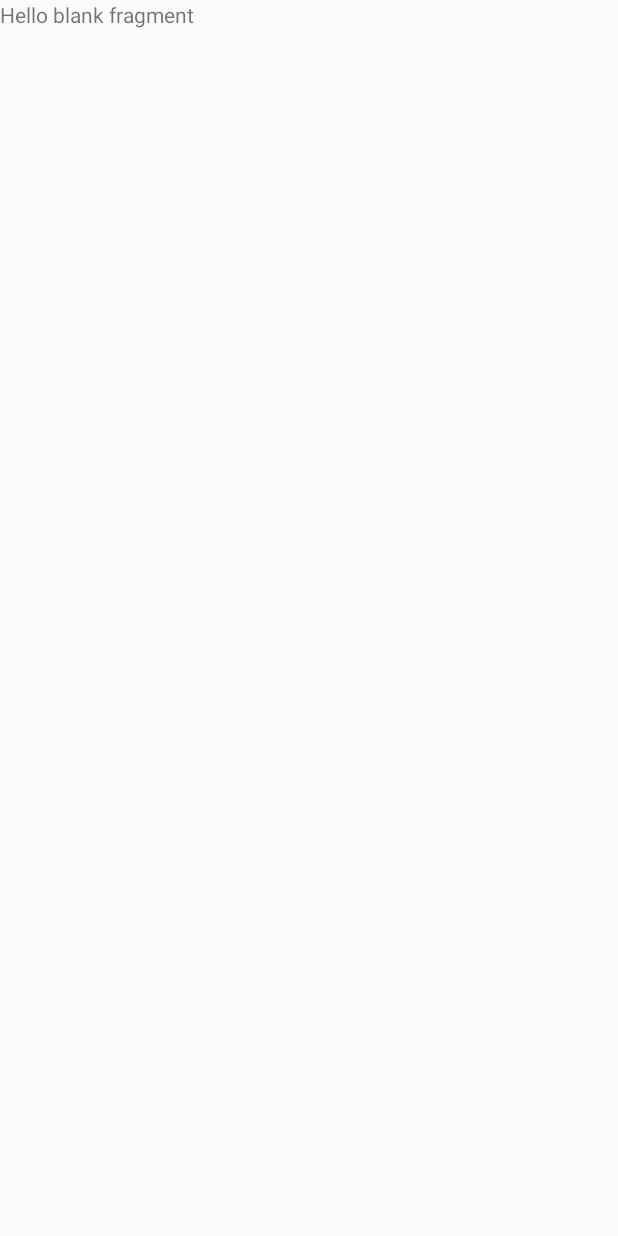
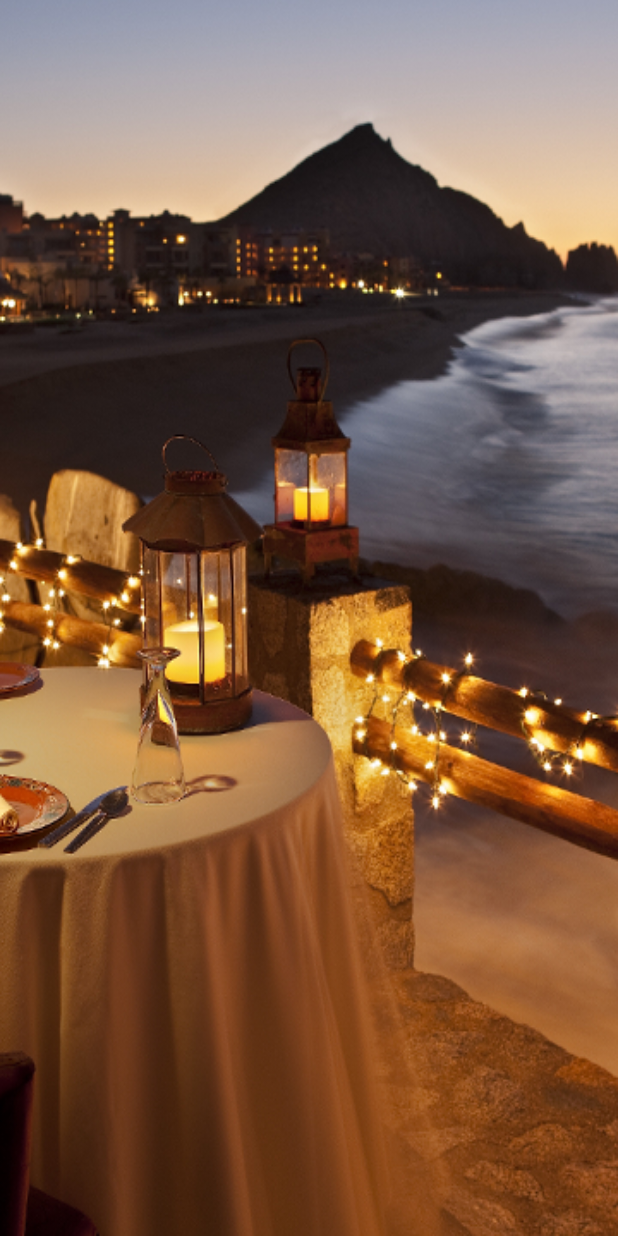
Before and after one commit to FLF69740/Projet-6-OC, an Android app: the screen it shows after launch (MainActivity), on a phone screen of 412 x 824 dp. Before the commit the screen is almost empty. Run offline under Robolectric (Android 15) with nearby library versions, the phone set to English and light mode, and no system bars; libraries missing offline, so code that uses them is left out: com.firebase.ui; 2 statements that could not run were skipped.

```diff
--- a/app/build.gradle
+++ b/app/build.gradle
@@ -26,4 +26,10 @@ dependencies {
     testImplementation 'junit:junit:4.12'
     androidTestImplementation 'com.android.support.test:runner:1.0.2'
     androidTestImplementation 'com.android.support.test.espresso:espresso-core:3.0.2'
+
+    //Firebase
+    implementation 'com.google.firebase:firebase-core:16.0.1'
+    implementation 'com.firebaseui:firebase-ui-auth:4.1.0'
+
 }
+apply plugin: 'com.google.gms.google-services'
--- a/app/src/main/java/com/example/francoislf/go4lunch/controllers/activities/MainActivity.java
+++ b/app/src/main/java/com/example/francoislf/go4lunch/controllers/activities/MainActivity.java
@@ -1,10 +1,18 @@
 package com.example.francoislf.go4lunch.controllers.activities;
 
+import android.os.Bundle;
+import android.support.annotation.Nullable;
 import android.support.v4.app.Fragment;
 import com.example.francoislf.go4lunch.R;
 import com.example.francoislf.go4lunch.controllers.fragments.MainFragment;
+import com.firebase.ui.auth.AuthUI;
+
+import java.util.Arrays;
+import java.util.List;
 
 public class MainActivity extends BaseActivity {
+
+    private static final int RC_SIGN_IN = 100;
 
     @Override
     protected int getContentView() {return R.layout.activity_main;}
@@ -15,5 +23,26 @@ public class MainActivity extends BaseActivity {
     @Override
     protected int getFragmentLayout() {return (R.id.frame_layout_main);}
 
+    @Override
+    protected void onCreate(@Nullable Bundle savedInstanceState) {
+        super.onCreate(savedInstanceState);
+        this.signInActivity();
+    }
 
+    private void signInActivity(){
+        //I rather using a list, this way handling providers is separeted from the login methods
+        List<AuthUI.IdpConfig> providers = Arrays.asList(
+                new AuthUI.IdpConfig.EmailBuilder().build(),
+                new AuthUI.IdpConfig.GoogleBuilder().build()
+        );
+
+        startActivityForResult(
+                AuthUI.getInstance()
+                        .createSignInIntentBuilder()
+                        .setAvailableProviders(providers)
+                        .setTheme(R.style.LoginTheme)
+                        .setLogo(R.drawable.logo_firebase_auth)
+                        .build(),
+                RC_SIGN_IN);
+    }
 }
--- a/app/src/main/res/layout/fragment_main.xml
+++ b/app/src/main/res/layout/fragment_main.xml
@@ -5,10 +5,10 @@
     android:layout_height="match_parent"
     tools:context=".controllers.fragments.MainFragment">
 
-    <!-- TODO: Update blank fragment layout -->
-    <TextView
+    <ImageView
         android:layout_width="match_parent"
         android:layout_height="match_parent"
-        android:text="@string/hello_blank_fragment" />
+        android:src="@drawable/photo_background_blurring_first_screen"
+        android:scaleType="fitXY"/>
 
 </FrameLayout>
--- a/app/src/main/res/values/styles.xml
+++ b/app/src/main/res/values/styles.xml
@@ -8,4 +8,30 @@
         <item name="colorAccent">@color/colorAccent</item>
     </style>
 
+    <!-- STYLE SIGN-IN ACTIVITY -->
+    <style name="LoginTheme" parent="AppTheme">
+        <item name="colorPrimary">@color/colorPrimary</item>
+        <item name="colorPrimaryDark">@color/colorPrimaryDark</item>
+        <item name="colorAccent">@color/colorAccent</item>
+        <item name="colorButtonNormal">@color/colorAccent</item>
+        <item name="colorControlNormal">@color/colorPrimaryDark</item>
+        <item name="colorControlActivated">@color/colorPrimaryDark</item>
+        <item name="colorControlHighlight">@color/colorPrimaryDark</item>
+        <item name="android:textColor">@android:color/white</item>
+        <item name="android:textSize">20dp</item>
+        <item name="android:textColorPrimary">@color/colorPrimary</item>
+        <item name="android:textColorSecondary">@color/colorPrimary</item>
+        <item name="android:windowBackground">@drawable/photo_background_blurring_first_screen</item>
+        <item name="windowActionBar">false</item>
+        <item name="windowNoTitle">true</item>
+        <item name="android:textColorHint">@color/colorPrimaryDark</item>
+    </style>
+
+    <style name="FirebaseUI.AuthMethodPicker.Logo">
+        <item name="android:layout_width">wrap_content</item>
+        <item name="android:layout_height">wrap_content</item>
+        <item name="android:layout_gravity">center</item>
+        <item name="android:padding">24dp</item>
+    </style>
+
 </resources>
--- a/build.gradle
+++ b/build.gradle
@@ -8,7 +8,7 @@ buildscript {
     }
     dependencies {
         classpath 'com.android.tools.build:gradle:3.1.3'
-
+        classpath 'com.google.gms:google-services:4.0.1'
 
         // NOTE: Do not place your application dependencies here; they belong
         // in the individual module build.gradle files
```
Also changed, not shown: app/src/main/res/drawable-hdpi/logo_firebase_auth.png (added), app/src/main/res/drawable-hdpi/photo_background_blurring_first_screen.9.png (deleted), app/src/main/res/drawable-hdpi/photo_background_blurring_first_screen.png (added), app/src/main/res/drawable-mdpi/logo_firebase_auth.png (added), app/src/main/res/drawable-mdpi/photo_background_blurring_first_screen.9.png (deleted), app/src/main/res/drawable-mdpi/photo_background_blurring_first_screen.png (added), app/src/main/res/drawable-xhdpi/logo_firebase_auth.png (added), app/src/main/res/drawable-xhdpi/photo_background_blurring_first_screen.9.png (deleted), app/src/main/res/drawable-xhdpi/photo_background_blurring_first_screen.png (added), app/src/main/res/drawable-xxhdpi/logo_firebase_auth.png (added), app/src/main/res/drawable-xxhdpi/photo_background_blurring_first_screen.9.png (deleted), app/src/main/res/drawable-xxxhdpi/logo_firebase_auth.png (added), app/src/main/res/drawable-xxxhdpi/photo_background_blurring_first_screen.9.png (deleted), 3 other files.
